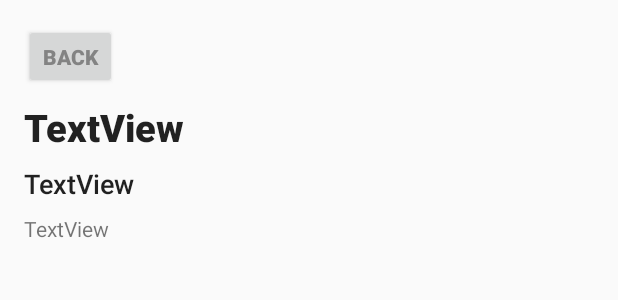
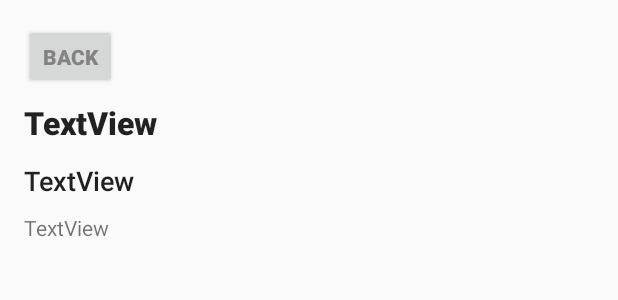
Before and after one commit to benjamin-dinh/IETAndroidAppProject, an Android app: the layout activity_second.xml on its own in the app's theme, with its tools: preview values and no code run, on a phone screen of 412 x 824 dp. Shown: the top 300 px of the screen. Run offline under Robolectric (Android 15) with nearby library versions, the phone set to English and light mode, and no system bars.

```diff
--- a/app/src/main/res/layout/activity_second.xml
+++ b/app/src/main/res/layout/activity_second.xml
@@ -7,6 +7,7 @@
     tools:actionBarNavMode="standard"
     tools:context=".SecondActivity">
     android:paddingRight="12dp"
+
     <TextView
         android:id="@+id/title_textView"
         android:layout_width="wrap_content"
@@ -15,7 +16,7 @@
         android:fontFamily="sans-serif-black"
         android:text="TextView"
         android:textAppearance="@style/TextAppearance.AppCompat.Body2"
-        android:textSize="25sp"
+        android:textSize="21sp"
         android:textStyle="bold"
         app:layout_constraintStart_toStartOf="@+id/button"
         app:layout_constraintTop_toBottomOf="@+id/button" />
@@ -37,7 +38,7 @@
         android:id="@+id/display_textView"
         android:layout_width="wrap_content"
         android:layout_height="wrap_content"
-        android:layout_marginTop="8dp"
+        android:layout_marginTop="12dp"
         android:text="TextView"
         android:textAppearance="@style/TextAppearance.AppCompat.Body2"
         android:textSize="18sp"
@@ -48,7 +49,7 @@
         android:id="@+id/published_textView"
         android:layout_width="wrap_content"
         android:layout_height="wrap_content"
-        android:layout_marginTop="8dp"
+        android:layout_marginTop="9dp"
         android:text="TextView"
         app:layout_constraintStart_toStartOf="@+id/display_textView"
         app:layout_constraintTop_toBottomOf="@+id/display_textView" />
```
